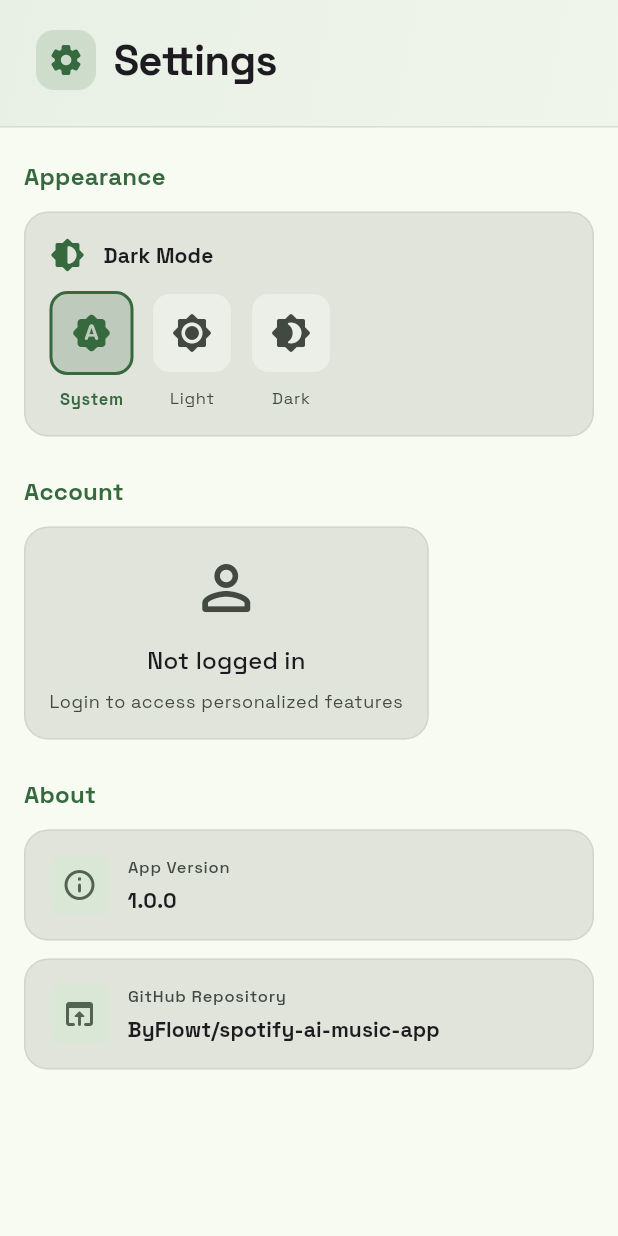
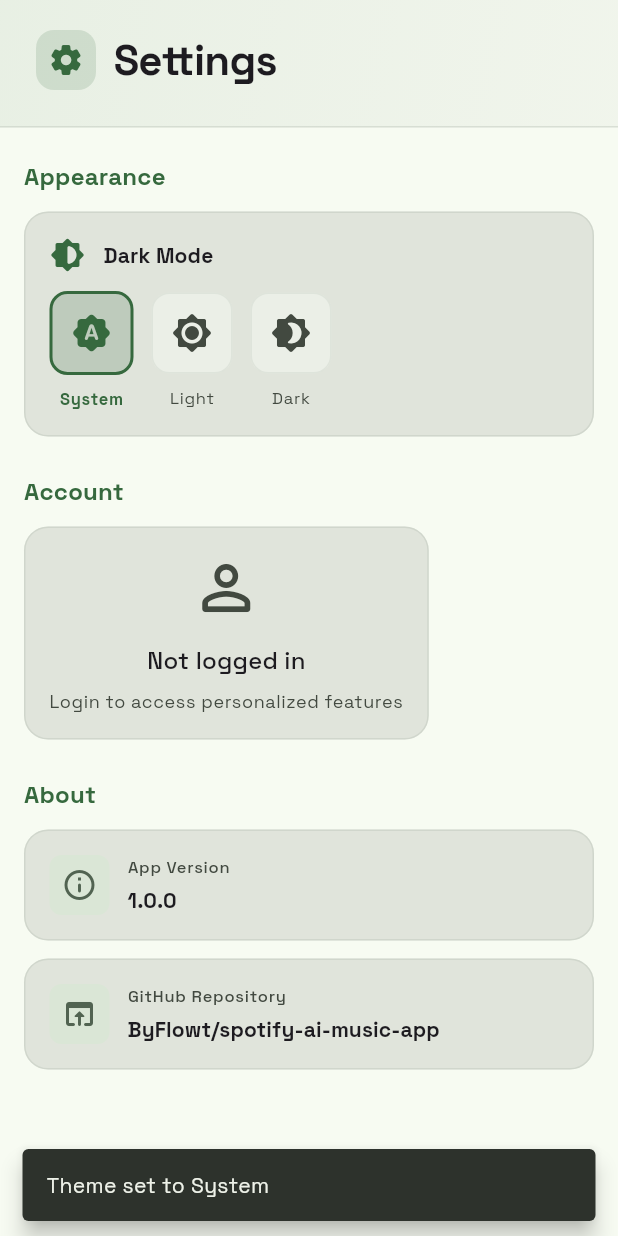
Before and after one commit to ByFlowt/spotify-ai-music-app, a Flutter app: the SettingsPage screen opened directly, after a tap on "System", on a phone screen of 412 x 824 dp. Run offline on Flutter 3.47's test engine with Material 3 defaults, Android fonts, the phone set to English and light mode, and no system bars; our stand-ins replace audioplayers, flutter_dotenv, flutter_secure_storage, google_fonts, google_generative_ai, qr_flutter and 1 more; missing offline and left inert: dart:html, flutter_web_auth_2; accounts and stored records are empty.

Commit message:
Fix: implement dark mode, remove notifications/analytics, keep logout in settings only

```diff
--- a/lib/screens/settings_page.dart
+++ b/lib/screens/settings_page.dart
@@ -1,7 +1,7 @@
 import 'package:flutter/material.dart';
 import 'package:provider/provider.dart';
 import '../services/spotify_auth_service.dart';
-import '../services/theme_manager.dart';
+import '../services/theme_service.dart';
 
 class SettingsPage extends StatefulWidget {
   const SettingsPage({super.key});
@@ -11,13 +11,12 @@ class SettingsPage extends StatefulWidget {
 }
 
 class _SettingsPageState extends State<SettingsPage> {
-
   @override
   Widget build(BuildContext context) {
     final colorScheme = Theme.of(context).colorScheme;
     final textTheme = Theme.of(context).textTheme;
     final authService = context.watch<SpotifyAuthService>();
-    final themeManager = context.watch<ThemeManager>();
+    final themeService = context.watch<ThemeService>();
 
     return Scaffold(
       body: SafeArea(
@@ -78,7 +77,7 @@ class _SettingsPageState extends State<SettingsPage> {
                     // Appearance Section
                     _buildSectionTitle('Appearance', colorScheme, textTheme),
                     const SizedBox(height: 12),
-                    _buildThemeCard(context, colorScheme, textTheme, themeManager),
+                    _buildThemeCard(context, themeService, colorScheme, textTheme),
                     const SizedBox(height: 24),
 
                     // Account Section
@@ -163,14 +162,7 @@ class _SettingsPageState extends State<SettingsPage> {
     );
   }
 
-  Widget _buildThemeCard(
-    BuildContext context,
-    ColorScheme colorScheme,
-    TextTheme textTheme,
-    ThemeManager themeManager,
-  ) {
-    final currentMode = themeManager.themeMode;
-
+  Widget _buildThemeCard(BuildContext context, ThemeService themeService, ColorScheme colorScheme, TextTheme textTheme) {
     return Container(
       padding: const EdgeInsets.all(16),
       decoration: BoxDecoration(
@@ -203,35 +195,32 @@ class _SettingsPageState extends State<SettingsPage> {
               children: [
                 _buildThemeOption(
                   context,
+                  themeService,
                   'System',
                   ThemeMode.system,
                   Icons.brightness_auto_rounded,
                   colorScheme,
                   textTheme,
-                  currentMode,
-                  themeManager,
                 ),
                 const SizedBox(width: 12),
                 _buildThemeOption(
                   context,
+                  themeService,
                   'Light',
                   ThemeMode.light,
                   Icons.brightness_7_rounded,
                   colorScheme,
                   textTheme,
-                  currentMode,
-                  themeManager,
                 ),
                 const SizedBox(width: 12),
                 _buildThemeOption(
                   context,
+                  themeService,
                   'Dark',
                   ThemeMode.dark,
                   Icons.brightness_4_rounded,
                   colorScheme,
                   textTheme,
-                  currentMode,
-                  themeManager,
                 ),
               ],
             ),
@@ -243,25 +232,18 @@ class _SettingsPageState extends State<SettingsPage> {
 
   Widget _buildThemeOption(
     BuildContext context,
+    ThemeService themeService,
     String label,
     ThemeMode mode,
     IconData icon,
     ColorScheme colorScheme,
     TextTheme textTheme,
-    ThemeMode currentMode,
-    ThemeManager themeManager,
   ) {
-    final isSelected = currentMode == mode;
+    final isSelected = themeService.themeMode == mode;
 
     return GestureDetector(
-      onTap: () async {
-        if (themeManager.themeMode == mode) {
-          return;
-        }
-        await themeManager.setThemeMode(mode);
-        if (!mounted) {
-          return;
-        }
+      onTap: () {
+        themeService.setThemeMode(mode);
         ScaffoldMessenger.of(context).showSnackBar(
           SnackBar(
             content: Text('Theme set to $label'),
--- /dev/null
+++ b/lib/services/theme_service.dart
@@ -0,0 +1,60 @@
+import 'package:flutter/material.dart';
+import 'package:shared_preferences/shared_preferences.dart';
+
+class ThemeService extends ChangeNotifier {
+  ThemeMode _themeMode = ThemeMode.system;
+
+  ThemeMode get themeMode => _themeMode;
+
+  ThemeService() {
+    _loadThemeMode();
+  }
+
+  Future<void> _loadThemeMode() async {
+    try {
+      final prefs = await SharedPreferences.getInstance();
+      final themeModeString = prefs.getString('themeMode') ?? 'system';
+      _themeMode = _themeModeFromString(themeModeString);
+      notifyListeners();
+    } catch (e) {
+      print('Error loading theme mode: $e');
+    }
+  }
+
+  Future<void> setThemeMode(ThemeMode mode) async {
+    if (_themeMode == mode) return;
+
+    _themeMode = mode;
+    notifyListeners();
+
+    try {
+      final prefs = await SharedPreferences.getInstance();
+      await prefs.setString('themeMode', _themeModeToString(mode));
+    } catch (e) {
+      print('Error saving theme mode: $e');
+    }
+  }
+
+  ThemeMode _themeModeFromString(String value) {
+    switch (value) {
+      case 'light':
+        return ThemeMode.light;
+      case 'dark':
+        return ThemeMode.dark;
+      case 'system':
+      default:
+        return ThemeMode.system;
+    }
+  }
+
+  String _themeModeToString(ThemeMode mode) {
+    switch (mode) {
+      case ThemeMode.light:
+        return 'light';
+      case ThemeMode.dark:
+        return 'dark';
+      case ThemeMode.system:
+        return 'system';
+    }
+  }
+}
```
Also changed, not shown: lib/main.dart (+5 -5 lines), lib/services/spotify_auth_service.dart (+27 -59 lines), lib/services/theme_provider.dart (added), 4 other files.
